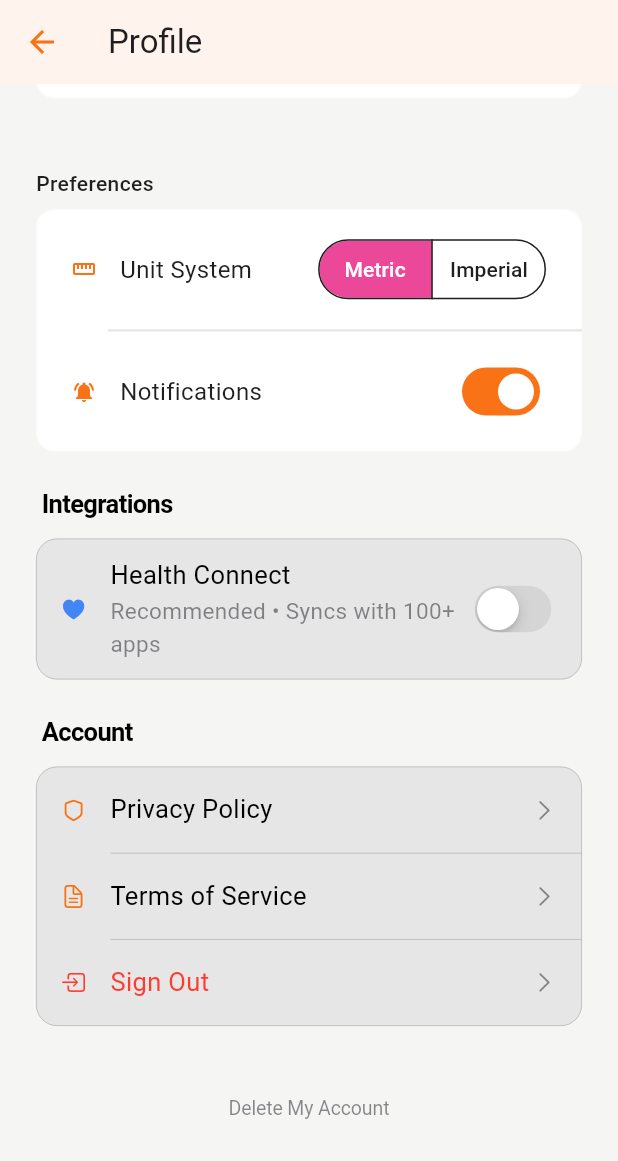
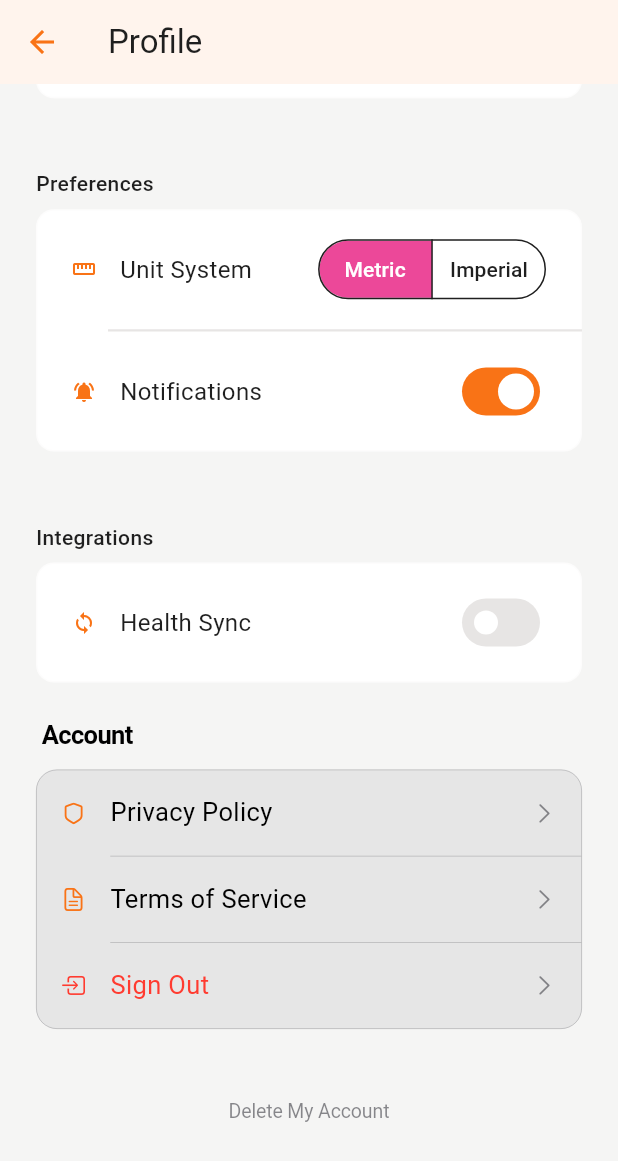
Before and after one commit to naru1790/vitalo, a Flutter app: the ProfileScreen screen opened by its route, scrolled down 576 dp, on a phone screen of 412 x 824 dp. Shown: the top 1161 px of the screen. Run offline on Flutter 3.47's test engine with Material 3 defaults, Android fonts, the phone set to English and light mode, and no system bars; our stand-ins replace flutter_riverpod, flutter_secure_storage, font_awesome_flutter, go_router, google_sign_in, shared_preferences and 2 more; accounts and stored records are empty.

Commit message:
feat(profile): implement integrations section with health sync toggle

```diff
--- a/lib/features/profile/presentation/profile_screen.dart
+++ b/lib/features/profile/presentation/profile_screen.dart
@@ -1,4 +1,3 @@
-import 'dart:io' show Platform;
 import 'dart:ui';
 
 import 'package:flutter/cupertino.dart';
@@ -16,6 +15,7 @@ import '../flows/personal_info_flows.dart';
 import '../models/body_measurements_data.dart';
 import '../models/body_measurements_formatter.dart';
 import 'widgets/profile_body_measurements_section.dart';
+import 'widgets/profile_integrations_section.dart';
 import 'widgets/profile_personal_info_section.dart';
 import 'widgets/profile_preferences_section.dart';
 
@@ -346,11 +346,18 @@ class _ProfileScreenState extends State<ProfileScreen> {
             ),
           ),
 
-          const SizedBox(height: AppSpacing.xl),
-
-          _buildSectionTitle('Integrations'),
-          const SizedBox(height: AppSpacing.sm),
-          _buildIntegrationsCard(),
+          AppSection(
+            title: 'Integrations',
+            child: ProfileIntegrationsSection(
+              healthConnected: _healthConnected,
+              onHealthChanged: (value) {
+                setState(() => _healthConnected = value);
+                talker.info(
+                  'Health Sync: ${value ? 'Connected' : 'Disconnected'}',
+                );
+              },
+            ),
+          ),
 
           const SizedBox(height: AppSpacing.xl),
 
@@ -381,69 +388,6 @@ class _ProfileScreenState extends State<ProfileScreen> {
     return Padding(
       padding: const EdgeInsets.only(left: AppSpacing.xxs),
       child: Text(title, style: AppleTextStyles.headline(context)),
-    );
-  }
-
-  Widget _buildIntegrationsCard() {
-    final isIOS = Platform.isIOS;
-    final healthAppName = isIOS ? 'Apple Health' : 'Health Connect';
-    const healthIcon = CupertinoIcons.heart_fill;
-    final healthIconColor = isIOS
-        ? BrandColors.appleHealth
-        : BrandColors.healthConnect;
-
-    return ProfileCard(
-      child: ProfileSwitchRow(
-        icon: healthIcon,
-        iconColor: healthIconColor,
-        label: healthAppName,
-        subtitle: 'Recommended • Syncs with 100+ apps',
-        value: _healthConnected,
-        onChanged: (value) {
-          setState(() => _healthConnected = value);
-          talker.info(
-            '$healthAppName: ${value ? 'Connected' : 'Disconnected'}',
-          );
-          if (value) {
-            _showHealthPermissionsInfo(healthAppName);
-          }
-        },
-      ),
-    );
-  }
-
-  void _showHealthPermissionsInfo(String healthAppName) {
-    final primaryColor = CupertinoTheme.of(context).primaryColor;
-    showCupertinoDialog(
-      context: context,
-      builder: (context) => CupertinoAlertDialog(
-        title: Row(
-          mainAxisAlignment: MainAxisAlignment.center,
-          children: [
-            Icon(CupertinoIcons.info, color: primaryColor, size: 20),
-            const SizedBox(width: AppSpacing.xs),
-            Text('$healthAppName Integration'),
-          ],
-        ),
-        content: const Padding(
-          padding: EdgeInsets.only(top: AppSpacing.sm),
-          child: Text(
-            'Vitalo will request permission to read and write:\n\n'
-            '• Weight\n'
-            '• Height\n'
-            '• Steps\n'
-            '• Active calories\n\n'
-            'You can manage these permissions anytime in your device settings.',
-          ),
-        ),
-        actions: [
-          CupertinoDialogAction(
-            isDefaultAction: true,
-            onPressed: () => Navigator.pop(context),
-            child: const Text('Got it'),
-          ),
-        ],
-      ),
     );
   }
 
--- /dev/null
+++ b/lib/features/profile/presentation/widgets/profile_integrations_section.dart
@@ -0,0 +1,41 @@
+import 'package:flutter/widgets.dart';
+
+import '../../../../design/design.dart';
+import '../../../../design/tokens/icons.dart' as icons;
+
+/// Feature widget for the Profile → Integrations section content.
+///
+/// Summary-only: owns no navigation, modals, or permission popups.
+class ProfileIntegrationsSection extends StatelessWidget {
+  const ProfileIntegrationsSection({
+    super.key,
+    required this.healthConnected,
+    required this.onHealthChanged,
+  });
+
+  final bool healthConnected;
+  final ValueChanged<bool> onHealthChanged;
+
+  @override
+  Widget build(BuildContext context) {
+    return AppSurface(
+      variant: AppSurfaceVariant.card,
+      child: Column(
+        children: [
+          AppListTile(
+            leading: const AppIcon(
+              icons.AppIcon.actionSync,
+              size: AppIconSize.small,
+              color: AppIconColor.brand,
+            ),
+            title: 'Health Sync',
+            trailing: AppToggle(
+              value: healthConnected,
+              onChanged: onHealthChanged,
+            ),
+          ),
+        ],
+      ),
+    );
+  }
+}
```
